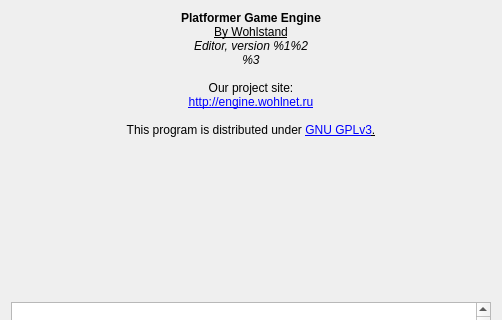
Above: Editor/main_window/about_dialog/aboutdialog.ui from WohlSoft/Moondust-Project before the change; both pictures show x 0 to 502 and y 0 to 320 of the 502 by 533 pixel window. Below: the same form after it.
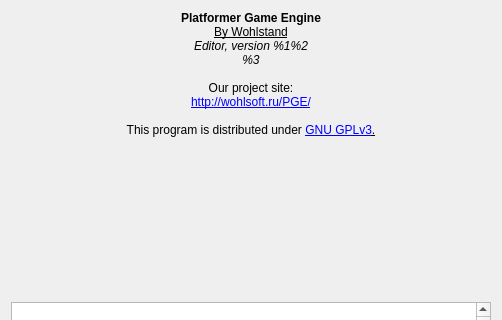
That is the form after the change. Icons and pictures are not drawn.

Commit message: Updated URL in about dialog

The edit to the form file:
```diff
--- a/Editor/main_window/about_dialog/aboutdialog.ui
+++ b/Editor/main_window/about_dialog/aboutdialog.ui
@@ -88,7 +88,7 @@
 &lt;p align=&quot;center&quot; style=&quot; margin-top:0px; margin-bottom:0px; margin-left:0px; margin-right:0px; -qt-block-indent:0; text-indent:0px;&quot;&gt;&lt;span style=&quot;  font-weight:400; font-style:italic;&quot;&gt;%3&lt;/span&gt;&lt;/p&gt;
 &lt;p align=&quot;center&quot; style=&quot;-qt-paragraph-type:empty; margin-top:0px; margin-bottom:0px; margin-left:0px; margin-right:0px; -qt-block-indent:0; text-indent:0px;  font-weight:400; font-style:italic;&quot;&gt;&lt;br /&gt;&lt;/p&gt;
 &lt;p align=&quot;center&quot; style=&quot; margin-top:0px; margin-bottom:0px; margin-left:0px; margin-right:0px; -qt-block-indent:0; text-indent:0px;&quot;&gt;&lt;span style=&quot;  font-weight:400;&quot;&gt;Our project site:&lt;/span&gt;&lt;/p&gt;
-&lt;p align=&quot;center&quot; style=&quot; margin-top:0px; margin-bottom:0px; margin-left:0px; margin-right:0px; -qt-block-indent:0; text-indent:0px;&quot;&gt;&lt;a href=&quot;http://engine.wohlnet.ru&quot;&gt;&lt;span style=&quot;  font-weight:400; text-decoration: underline; color:#0000ff;&quot;&gt;http://engine.wohlnet.ru&lt;/span&gt;&lt;/a&gt;&lt;/p&gt;
+&lt;p align=&quot;center&quot; style=&quot; margin-top:0px; margin-bottom:0px; margin-left:0px; margin-right:0px; -qt-block-indent:0; text-indent:0px;&quot;&gt;&lt;a href=&quot;http://wohlsoft.ru/PGE/&quot;&gt;&lt;span style=&quot;  font-weight:400; text-decoration: underline; color:#0000ff;&quot;&gt;http://wohlsoft.ru/PGE/&lt;/span&gt;&lt;/a&gt;&lt;/p&gt;
 &lt;p align=&quot;center&quot; style=&quot;-qt-paragraph-type:empty; margin-top:0px; margin-bottom:0px; margin-left:0px; margin-right:0px; -qt-block-indent:0; text-indent:0px;  font-weight:400; text-decoration: underline; color:#0000ff;&quot;&gt;&lt;br /&gt;&lt;/p&gt;
 &lt;p align=&quot;center&quot; style=&quot; margin-top:0px; margin-bottom:0px; margin-left:0px; margin-right:0px; -qt-block-indent:0; text-indent:0px;&quot;&gt;&lt;span style=&quot;  font-weight:400;&quot;&gt;This program is distributed under &lt;/span&gt;&lt;a href=&quot;http://www.gnu.org/licenses/gpl.html&quot;&gt;&lt;span style=&quot;  font-weight:400; text-decoration: underline; color:#0000ff;&quot;&gt;GNU GPLv3&lt;/span&gt;&lt;/a&gt;&lt;span style=&quot;  font-weight:400; text-decoration: underline;&quot;&gt;.&lt;/span&gt;&lt;/p&gt;&lt;/body&gt;&lt;/html&gt;</string>
      </property>
```
Left out of the diff: 1 changed line with no effect on the pictures. The commit also changes 1 other file.
